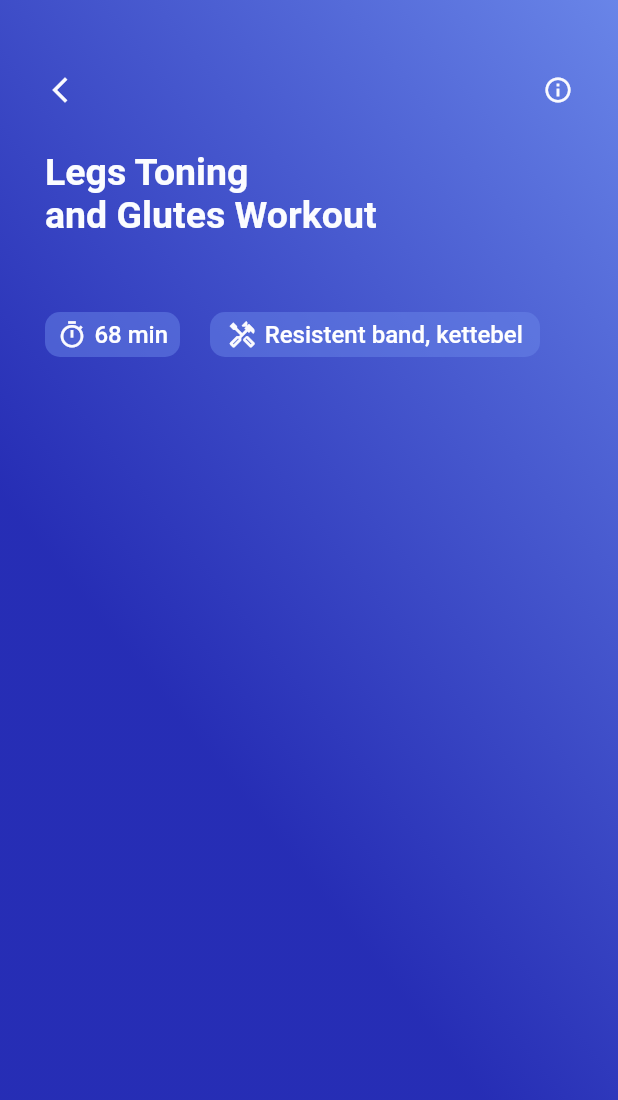
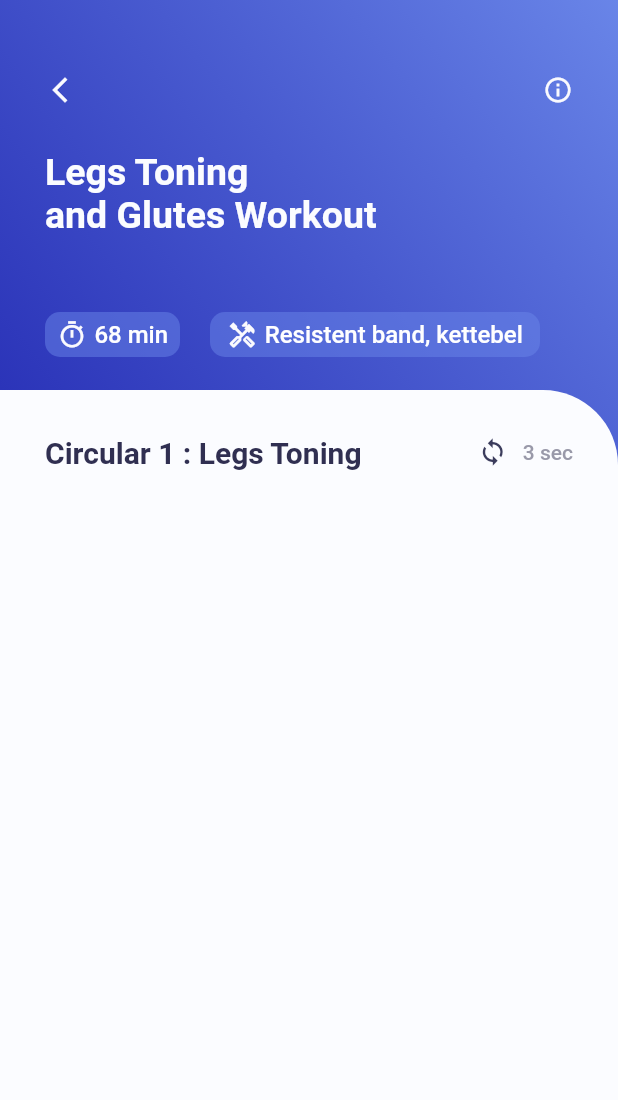
Before and after one commit to dudeel/FitnessManager, a Flutter app: the screen it shows after launch, on a phone screen of 412 x 824 dp. Shown: the top 1100 px of the screen. Run offline on Flutter 3.47's test engine with Material 2 defaults, Android fonts, the phone set to English and light mode, and no system bars.

Commit message:
Create block for wideos in TrainingPage

```diff
--- a/lib/features/home/presentation/training_page.dart
+++ b/lib/features/home/presentation/training_page.dart
@@ -32,7 +32,7 @@ class _TrainingPageState extends State<TrainingPage> {
             Container(
               padding: const EdgeInsets.only(top: 50, left: 30, right: 30),
               width: MediaQuery.of(context).size.width,
-              height: 300,
+              height: 260,
               child: Column(
                 crossAxisAlignment: CrossAxisAlignment.start,
                 children: [
@@ -119,6 +119,53 @@ class _TrainingPageState extends State<TrainingPage> {
                 ],
               ),
             ),
+            Expanded(
+              child: Container(
+                decoration: BoxDecoration(
+                  borderRadius: const BorderRadius.only(
+                    topRight: Radius.circular(50),
+                  ),
+                  color: AppColor.homePageBackground,
+                ),
+                child: Column(
+                  children: [
+                    const SizedBox(height: 30),
+                    Row(
+                      children: [
+                        const SizedBox(width: 30),
+                        Text(
+                          "Circular 1 : Legs Toning",
+                          style: TextStyle(
+                            fontSize: 20,
+                            fontWeight: FontWeight.bold,
+                            color: AppColor.homePageTitle,
+                          ),
+                        ),
+                        Expanded(child: Container()),
+                        Row(
+                          children: [
+                            Icon(
+                              Icons.loop,
+                              size: 20,
+                              color: AppColor.homePageIcons,
+                            ),
+                            const SizedBox(width: 10),
+                            Text(
+                              "3 sec",
+                              style: TextStyle(
+                                fontSize: 14,
+                                color: AppColor.setsColor,
+                              ),
+                            ),
+                          ],
+                        ),
+                        const SizedBox(width: 30),
+                      ],
+                    ),
+                  ],
+                ),
+              ),
+            ),
           ],
         ),
       ),
```
